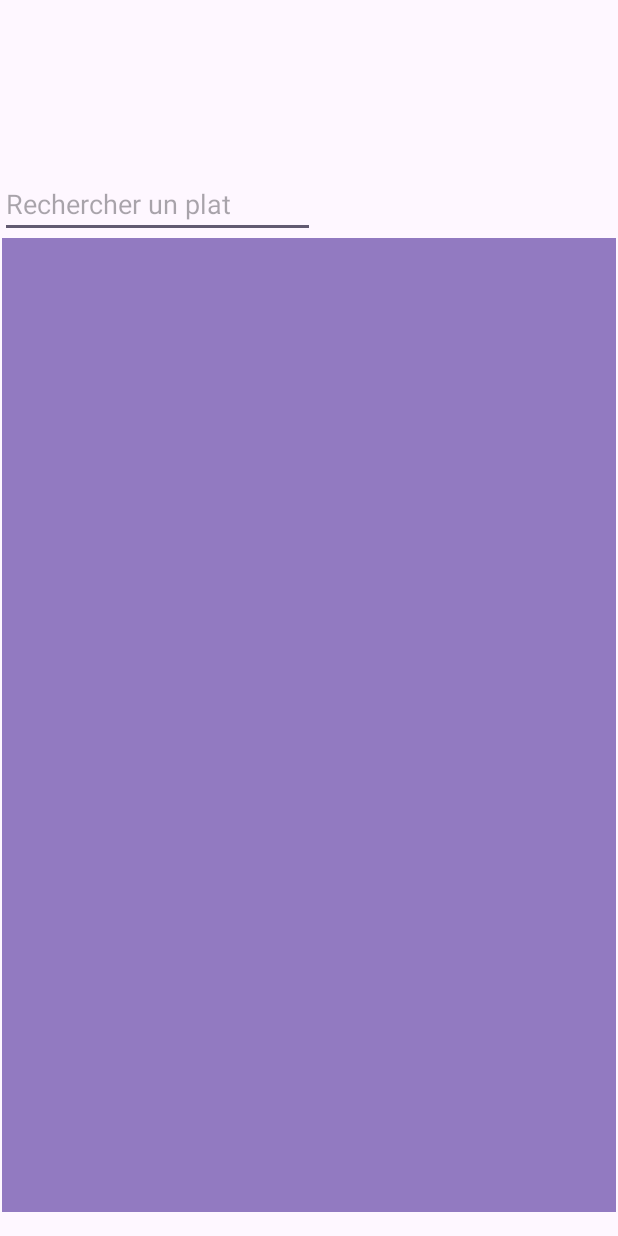
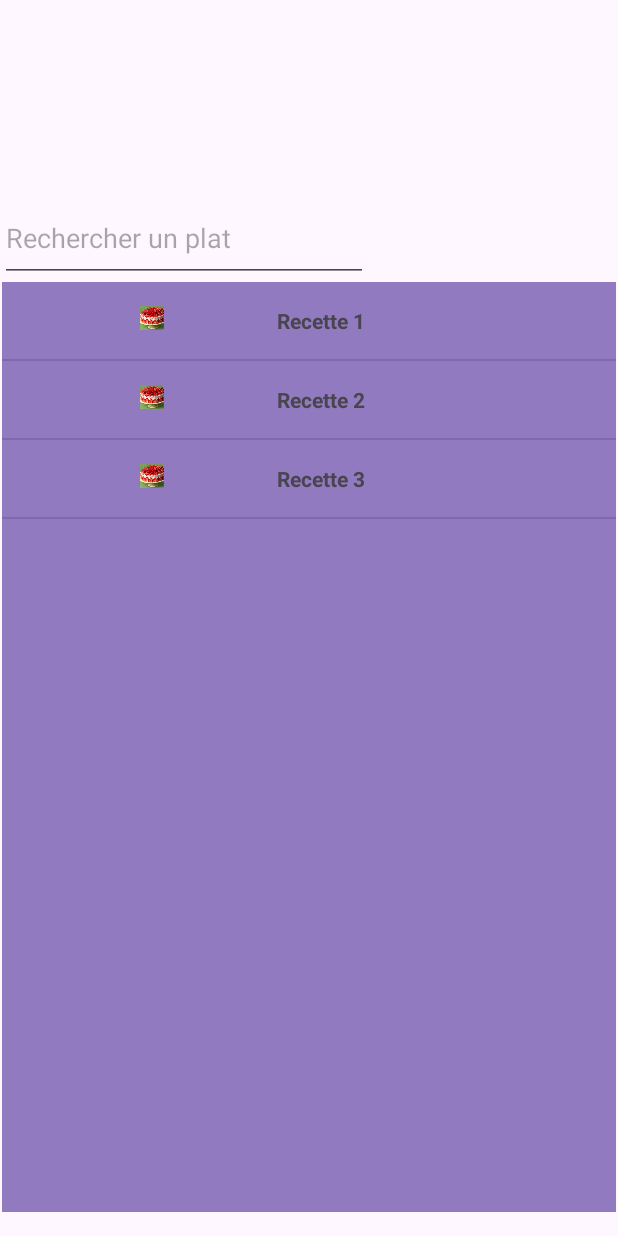
Before and after one commit to Yeetnus/Kitchen_Wizard, an Android app: the screen it shows after launch (MainActivity), on a phone screen of 412 x 824 dp. Run offline under Robolectric (Android 15) with nearby library versions, the phone set to English and light mode, and no system bars.

Commit message:
image s'affiche !!!!

```diff
--- a/app/src/main/java/com/example/kitchenwizard/MainActivity.java
+++ b/app/src/main/java/com/example/kitchenwizard/MainActivity.java
@@ -5,7 +5,6 @@ import android.os.Bundle;
 import android.view.View;
 import android.widget.AdapterView;
 import android.widget.ArrayAdapter;
-import android.widget.Button;
 import android.widget.ListView;
 
 import androidx.activity.EdgeToEdge;
@@ -16,7 +15,6 @@ import androidx.core.view.WindowInsetsCompat;
 
 import java.util.ArrayList;
 import java.util.List;
-import java.util.UUID;
 
 public class MainActivity extends AppCompatActivity {
     public static final String TAG = "MonTagDeLActivité";
@@ -44,6 +42,10 @@ public class MainActivity extends AppCompatActivity {
         ListView listView = (ListView) findViewById(R.id.list);
         ArrayAdapter<String> adapter =  new ArrayAdapter<>(this, R.layout.list_recette, R.id.textView, listItem);
         listView.setAdapter(adapter);
+        listItem.add("Recette 1");
+        listItem.add("Recette 2");
+        listItem.add("Recette 3");
+        adapter.notifyDataSetChanged();
 
         listView.setOnItemClickListener(new AdapterView.OnItemClickListener() {
             @Override
--- a/app/src/main/res/layout/activity_main.xml
+++ b/app/src/main/res/layout/activity_main.xml
@@ -10,7 +10,7 @@
     <ListView
         android:id="@+id/list"
         android:layout_width="409dp"
-        android:layout_height="649dp"
+        android:layout_height="620dp"
         android:layout_marginStart="16dp"
         android:layout_marginEnd="16dp"
         android:layout_marginBottom="16dp"
@@ -20,8 +20,8 @@
         app:layout_constraintStart_toStartOf="parent" />
 
     <com.google.android.material.textfield.TextInputEditText
-        android:layout_width="210dp"
-        android:layout_height="43dp"
+        android:layout_width="245dp"
+        android:layout_height="58dp"
         android:hint="Rechercher un plat"
         app:layout_constraintBottom_toTopOf="@+id/list"
         app:layout_constraintStart_toStartOf="parent" />
--- a/app/src/main/res/layout/list_recette.xml
+++ b/app/src/main/res/layout/list_recette.xml
@@ -9,7 +9,8 @@
         android:id="@+id/imageView"
         android:layout_width="16dp"
         android:layout_height="16dp"
-        android:layout_weight="1"/>
+        android:layout_weight="1"
+        android:src="@drawable/fraise" />
 
     <TextView
         android:id="@+id/textView"
```
Also changed, not shown: app/src/main/res/drawable/fraise.webp (added).
